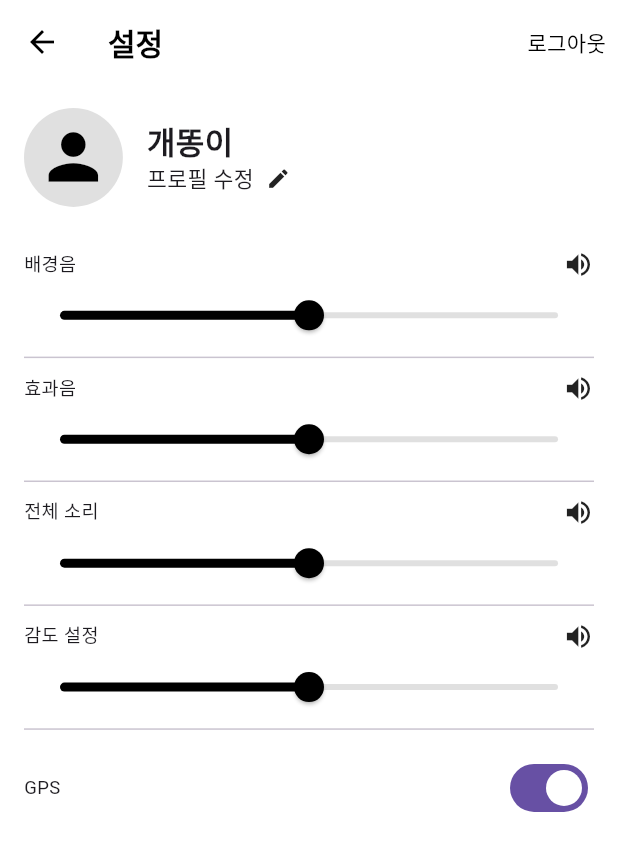
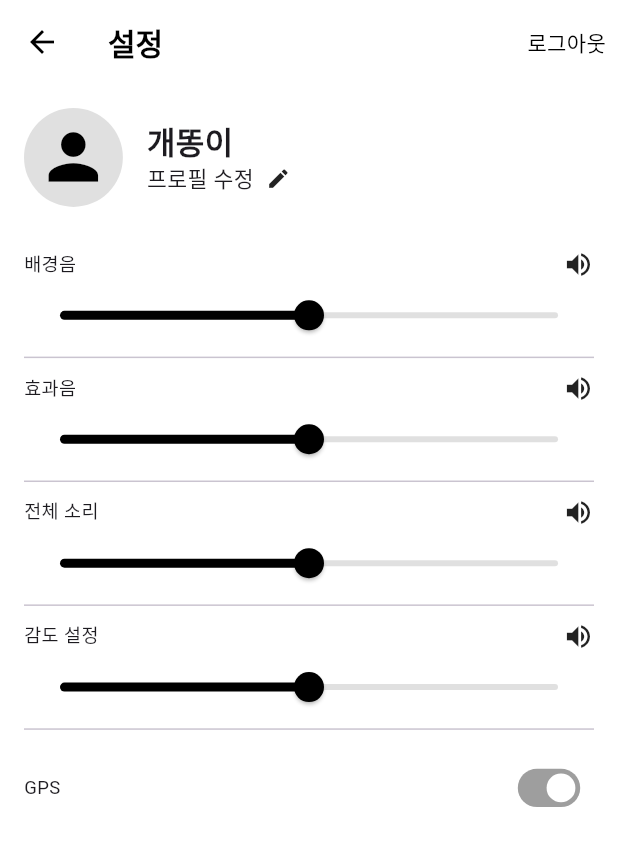
Before and after one commit to marmot8080/Soom-Charm, a Flutter app: the settingsPage screen opened directly, on a phone screen of 412 x 824 dp. Shown: the top 851 px of the screen. Run offline on Flutter 3.47's test engine with Material 3 defaults, Android fonts, the phone set to English and light mode, and no system bars; our stand-ins replace geolocator; missing offline and left inert: fftea, flame, record.

Commit message:
Adjust button size and color

```diff
--- a/lib/screens/settingsPage.dart
+++ b/lib/screens/settingsPage.dart
@@ -76,7 +76,16 @@ class settingsPage extends StatelessWidget {
                 mainAxisAlignment: MainAxisAlignment.spaceBetween,
                 children: [
                   Text('GPS', style: TextStyle(fontSize: size.width * 0.03)), // 텍스트 크기 줄임
-                  Switch(value: true , onChanged: (bool value) {} ),
+                  Transform.scale(
+                    scale: 0.8,  // 스위치 크기를 0.8배로 줄임
+                    child: Switch(
+                      value: true,
+                      onChanged: (bool value) {},
+                      activeTrackColor: Colors.grey,
+                      inactiveThumbColor: Colors.black,  // 비활성화 시 버튼 색상 (회색)
+                      inactiveTrackColor: Colors.grey,  // 비활성화 시 트랙 색상 (밝은 회색)
+                    ),
+                  ),
                 ],
               ),
             ],
```
